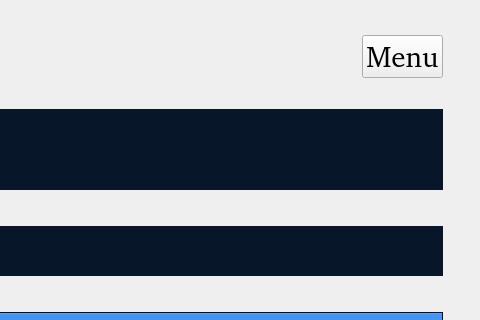
Old version of the form Tab_Observations_historyPage_Widget.ui in the repository wugl1218/phymon; both pictures show x 787 to 1267 and y 0 to 320 of the 1267 by 662 pixel window.
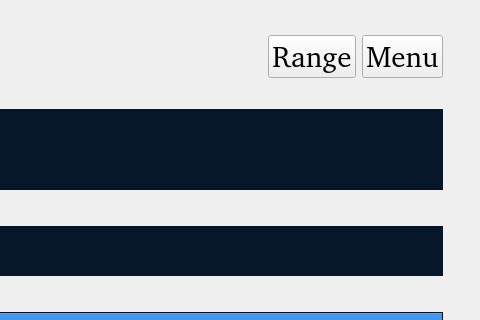
New version of the form. Icons and pictures are not drawn. Custom widgets are drawn as their Qt base class.

Diff of the .ui file:
```diff
--- a/Tab_Observations_historyPage_Widget.ui
+++ b/Tab_Observations_historyPage_Widget.ui
@@ -537,6 +537,35 @@
          </property>
         </spacer>
        </item>
+       <item>
+        <widget class="QPushButton" name="RangeButton">
+         <property name="font">
+          <font>
+           <family>Arial [Mono]</family>
+           <pointsize>22</pointsize>
+          </font>
+         </property>
+         <property name="styleSheet">
+          <string notr="true">QPushButton {
+        color: rgb(255, 255, 255);
+font-style:&quot;Arial&quot;;
+background-color: rgb(8, 98, 202);
+ border-style: solid;
+ border-width:1px;
+ border-radius:20px;
+ border-color:  rgb(11, 42, 78);
+border:2px groove gray;
+padding:14px 40px;
+ border: none;}
+QPushButton:checked{
+ background-color: rgb(11, 42, 78);
+ };</string>
+         </property>
+         <property name="text">
+          <string>Range</string>
+         </property>
+        </widget>
+       </item>
        <item>
         <widget class="QPushButton" name="MenuButton">
          <property name="font">
```
